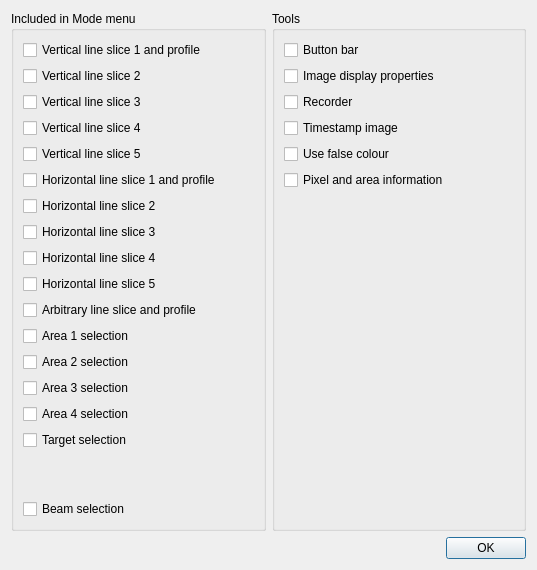
Before: the Qt Designer form qeframeworkSup/project/widgets/QEImage/QEImageOptionsDialog.ui in qtepics/qeframework, drawn with Qt 5.
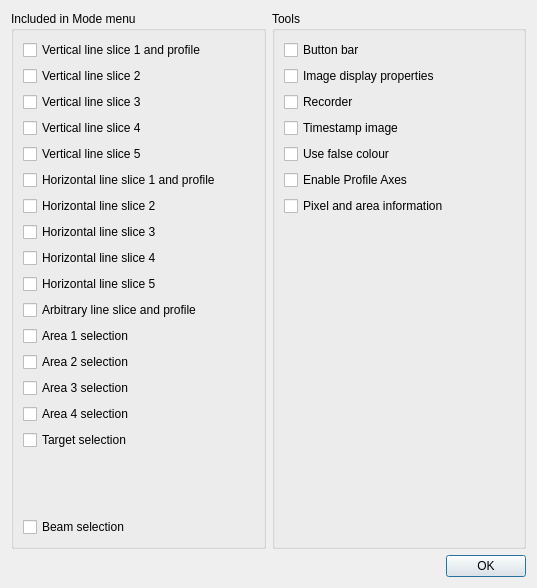
After: the same form once the commit is applied.

Commit message: QEImage - add axis draw capability for the profiles. Selectable as a designer property and in the image dialog.

```diff
--- a/qeframeworkSup/project/widgets/QEImage/QEImageOptionsDialog.ui
+++ b/qeframeworkSup/project/widgets/QEImage/QEImageOptionsDialog.ui
@@ -7,7 +7,7 @@
     <x>0</x>
     <y>0</y>
     <width>537</width>
-    <height>570</height>
+    <height>588</height>
    </rect>
   </property>
   <property name="windowTitle">
@@ -198,6 +198,13 @@
           </property>
          </widget>
         </item>
+        <item>
+         <widget class="QCheckBox" name="checkBoxProfileAxes">
+          <property name="text">
+           <string>Enable Profile Axes</string>
+          </property>
+         </widget>
+        </item>
         <item>
          <widget class="QCheckBox" name="checkBoxInfo">
           <property name="text">
```
The commit also changes 7 other files.
